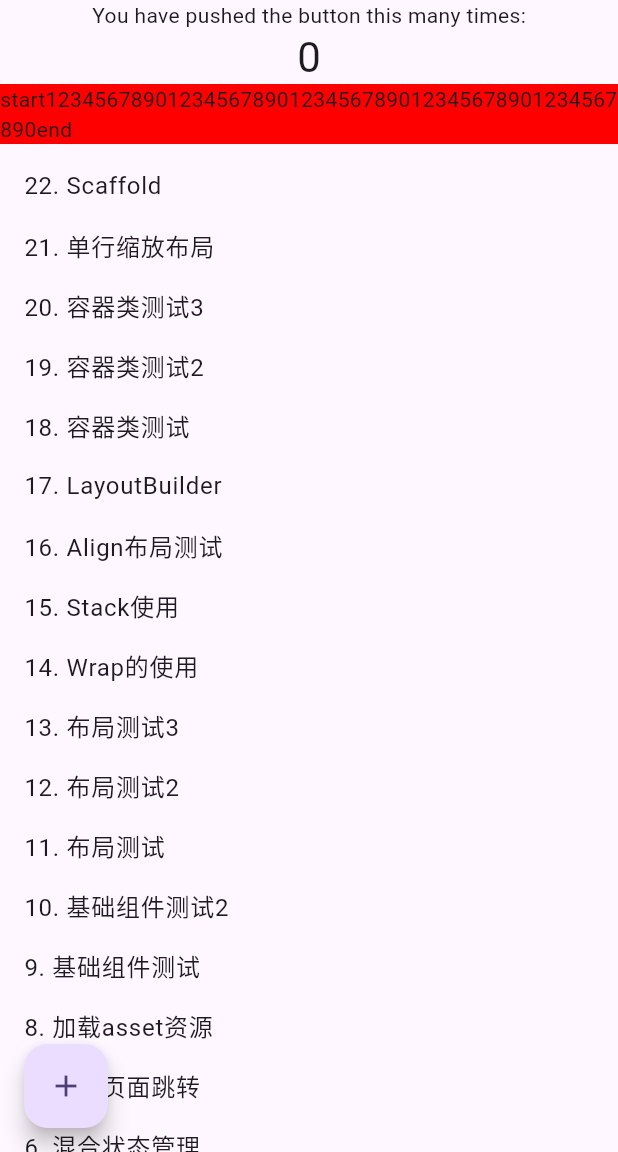
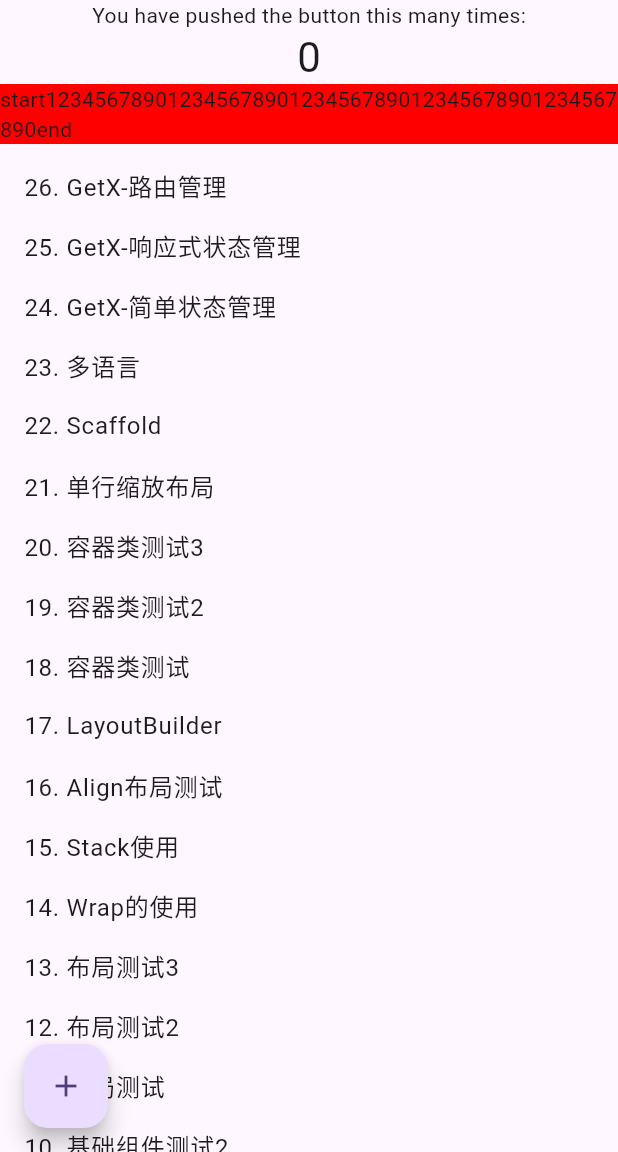
Before and after one commit to AI44/FlutterDemo, a Flutter app: the screen it shows after launch, on a phone screen of 412 x 824 dp, the part 84-1236 px from its top. Run offline on Flutter 3.47's test engine with Material 3 defaults, Android fonts, the phone set to English and light mode, and no system bars; our stand-ins replace get.

Commit message:
完善demo

```diff
--- /dev/null
+++ b/l10n-arb/zh.arb
@@ -0,0 +1,9 @@
+{
+  "@@last_modified": "2018-12-10T15:46:20.897228",
+  "@@locale": "zh_CH",
+  "title": "Flutter应用",
+  "hello": "你好",
+  "welcome": "欢迎使用 Flutter",
+  "test": "多语言测试",
+  "app_title": "app标题"
+}
--- a/lib/PageProvider.dart
+++ b/lib/PageProvider.dart
@@ -1,6 +1,8 @@
 import 'package:flutter/widgets.dart';
 
 import 'demo10.dart';
+import 'demo11.dart';
+import 'demo12.dart';
 import 'demo2.dart';
 import 'demo3.dart';
 import 'demo4.dart';
@@ -140,6 +142,26 @@ class PageProvider {
         (context) => const ContainerDemo5(),
         "Scaffold",
       ),
+      ItemData(
+        "LocalizationsDemo",
+        (context) => const LocalizationsDemo(),
+        "多语言",
+      ),
+      ItemData(
+        "GetXDemo",
+        (context) => GetXDemo(),
+        "GetX-简单状态管理",
+      ),
+      ItemData(
+        "GetXDemo2",
+        (context) => GetXDemo2(),
+        "GetX-响应式状态管理",
+      ),
+      ItemData(
+        "GetXDemo3",
+        (context) => GetXDemo3(),
+        "GetX-路由管理",
+      ),
     });
 
     // 增加编号
--- a/lib/main.dart
+++ b/lib/main.dart
@@ -1,4 +1,5 @@
 import 'package:flutter/material.dart';
+import 'package:flutter_localizations/flutter_localizations.dart';
 
 import 'PageProvider.dart';
 import 'demo1.dart';
@@ -30,6 +31,28 @@ class MyApp extends StatelessWidget {
 
     return MaterialApp(
       title: 'Flutter Demo',
+      supportedLocales: const [
+        Locale('en', 'US'), // English
+        Locale('zh', 'CN'), // 中文
+      ],
+      localizationsDelegates: const [
+        GlobalMaterialLocalizations.delegate,
+        GlobalWidgetsLocalizations.delegate,
+        GlobalCupertinoLocalizations.delegate,
+      ],
+      localeListResolutionCallback: (List<Locale>? locales, Iterable<Locale> supportedLocales) {
+        if (locales == null) {
+          return supportedLocales.first;
+        }
+        // 遍历设备支持的语言列表，选择第一个匹配的
+        for (var locale in supportedLocales) {
+          if (supportedLocales.contains(locale)) {
+            return locale; // 返回找到的第一个匹配的语言环境
+          }
+        }
+        // 如果没有找到匹配的，返回默认语言环境
+        return supportedLocales.first;
+      },
       theme: ThemeData(
         // This is the theme of your application.
         //
```
Also changed, not shown: l10n-arb/en.arb (added, +14 -0 lines), lib/demo11.dart (added, +37 -0 lines), lib/demo12.dart (added, +259 -0 lines), pubspec.yaml (+13 -1 lines), pubspec.lock.
